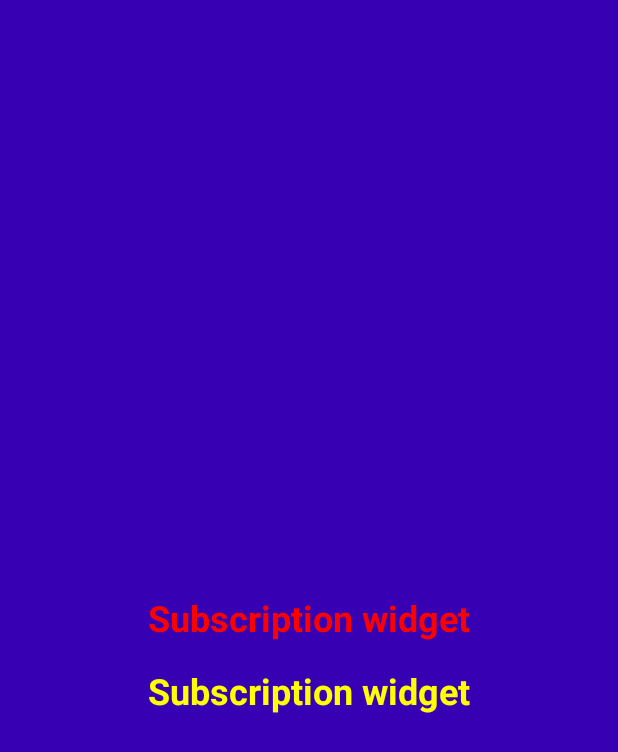
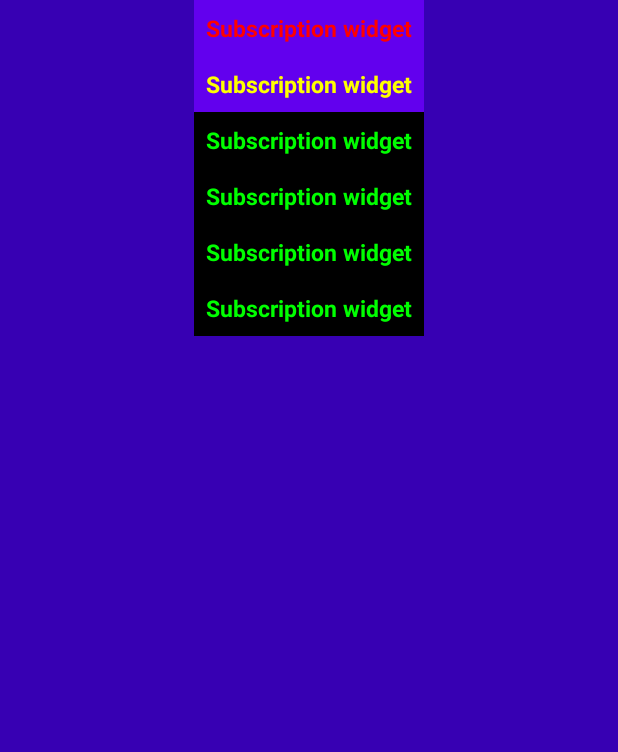
Before and after one commit to Tony-GD/arscanner-iot-android, an Android app: the layout air_scanner_subscription_widget.xml on its own in the app's theme, with its tools: preview values and no code run, on a phone screen of 412 x 824 dp. Shown: the top 752 px of the screen. Run offline under Robolectric (Android 15) with nearby library versions, the phone set to English and light mode, and no system bars.

Commit message:
Add special sensor

```diff
--- a/app/src/main/res/layout/air_scanner_subscription_widget.xml
+++ b/app/src/main/res/layout/air_scanner_subscription_widget.xml
@@ -1,34 +1,93 @@
 <RelativeLayout xmlns:android="http://schemas.android.com/apk/res/android"
+    xmlns:tools="http://schemas.android.com/tools"
     android:layout_width="match_parent"
     android:layout_height="match_parent"
     android:background="@color/colorPrimaryDark"
     android:padding="@dimen/widget_margin">
 
+
+    <LinearLayout
+        android:id="@+id/appwidget_sensor_data"
+        android:layout_width="wrap_content"
+        android:layout_height="wrap_content"
+        android:layout_centerHorizontal="true"
+        android:background="@color/colorPrimary"
+        android:orientation="vertical">
+
         <TextView
             android:id="@+id/appwidget_humidity_text"
             android:layout_width="wrap_content"
             android:layout_height="wrap_content"
-        android:layout_centerHorizontal="true"
-        android:layout_centerVertical="true"
             android:layout_margin="8dp"
             android:contentDescription="@string/appwidget_text"
             android:text="@string/appwidget_text"
             android:textColor="#ff0000"
-        android:textSize="24sp"
+            android:textSize="15sp"
             android:textStyle="bold" />
 
         <TextView
             android:id="@+id/appwidget_temperature_text"
             android:layout_width="wrap_content"
             android:layout_height="wrap_content"
-        android:layout_below="@id/appwidget_humidity_text"
-        android:layout_centerHorizontal="true"
-        android:layout_centerVertical="true"
             android:layout_margin="8dp"
             android:contentDescription="@string/appwidget_text"
-        android:text="@string/appwidget_text"
             android:textColor="#ffff00"
-        android:textSize="24sp"
-        android:textStyle="bold" />
+            android:textSize="15sp"
+            android:textStyle="bold"
+            tools:text="@string/appwidget_text" />
+    </LinearLayout>
 
+    <LinearLayout
+        android:id="@+id/appwidget_special_sensor_data"
+        android:layout_width="wrap_content"
+        android:layout_height="wrap_content"
+        android:layout_centerHorizontal="true"
+        android:layout_below="@id/appwidget_sensor_data"
+        android:background="@color/design_default_color_on_secondary"
+        android:orientation="vertical">
+
+        <TextView
+            android:id="@+id/appwidget_special_text"
+            android:layout_width="wrap_content"
+            android:layout_height="wrap_content"
+            android:layout_margin="8dp"
+            android:contentDescription="@string/appwidget_text"
+            android:textColor="#00ff00"
+            android:textSize="15sp"
+            android:textStyle="bold"
+            tools:text="@string/appwidget_text" />
+
+        <TextView
+            android:id="@+id/appwidget_special_temp_text"
+            android:layout_width="wrap_content"
+            android:layout_height="wrap_content"
+            android:layout_margin="8dp"
+            android:contentDescription="@string/appwidget_text"
+            android:textColor="#00ff00"
+            android:textSize="15sp"
+            android:textStyle="bold"
+            tools:text="@string/appwidget_text" />
+
+        <TextView
+            android:id="@+id/appwidget_special_co2_text"
+            android:layout_width="wrap_content"
+            android:layout_height="wrap_content"
+            android:layout_margin="8dp"
+            android:contentDescription="@string/appwidget_text"
+            android:textColor="#00ff00"
+            android:textSize="15sp"
+            android:textStyle="bold"
+            tools:text="@string/appwidget_text" />
+
+        <TextView
+            android:id="@+id/appwidget_special_humidity_text"
+            android:layout_width="wrap_content"
+            android:layout_height="wrap_content"
+            android:layout_margin="8dp"
+            android:contentDescription="@string/appwidget_text"
+            android:textColor="#00ff00"
+            android:textSize="15sp"
+            android:textStyle="bold"
+            tools:text="@string/appwidget_text" />
+    </LinearLayout>
 </RelativeLayout>
--- a/app/src/main/res/values/strings.xml
+++ b/app/src/main/res/values/strings.xml
@@ -11,4 +11,6 @@
     <string name="add_widget">Air Scanner</string>
     <string name="humidity">Humidity: %s</string>
     <string name="temperature">Temperature: %s</string>
+    <string name="special">Special data: %s</string>
+    <string name="co2">CO2: %s</string>
 </resources>
```
Also changed, not shown: app/src/main/java/com/griddynamics/connectedapps/model/SpecialScannerResponse.kt (added, +8 -0 lines), app/src/main/java/com/griddynamics/connectedapps/service/ScannerDataUpdateService.kt (+54 -0 lines). Lines whose indentation alone changed are shown as unchanged.
